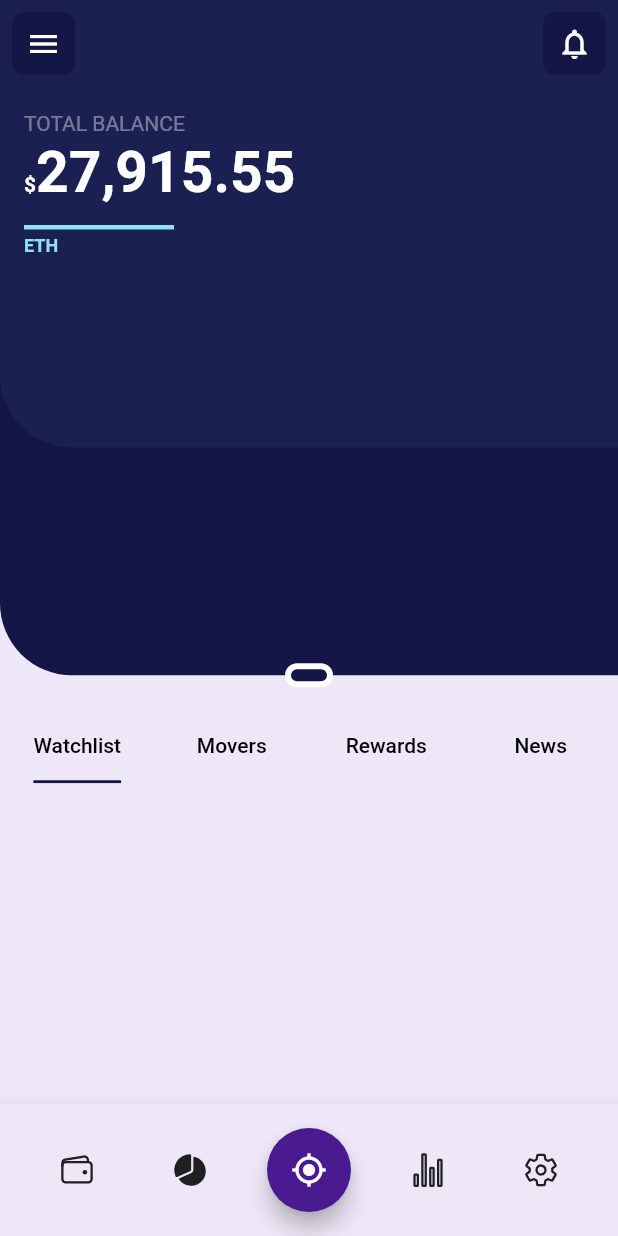
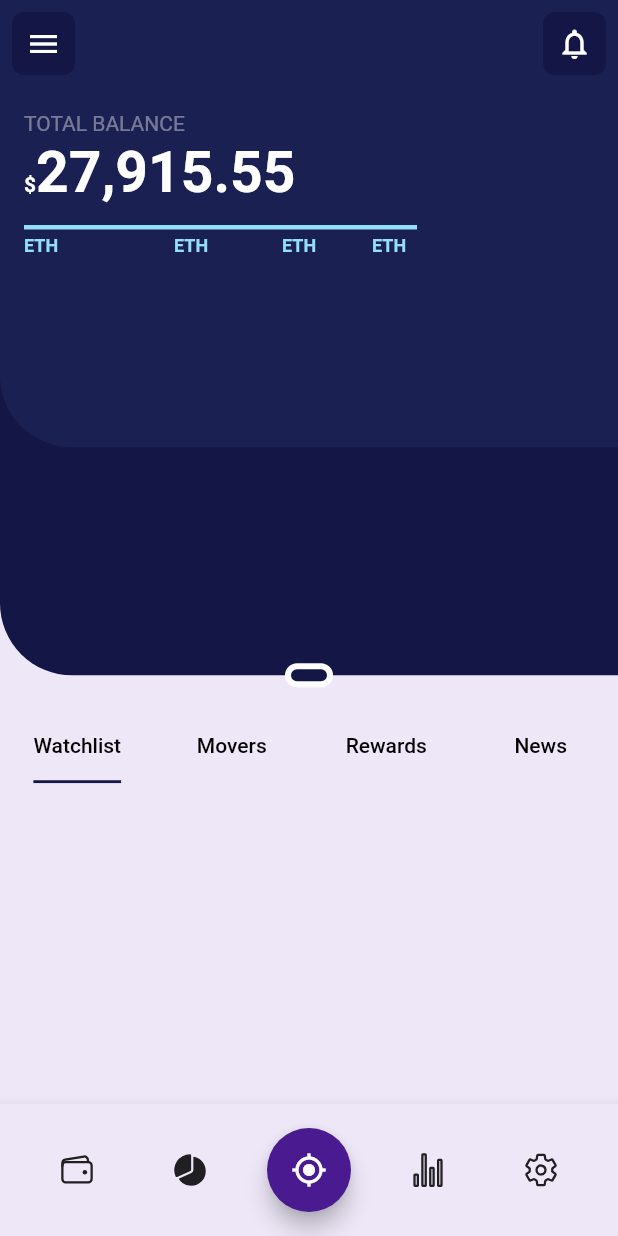
Before and after one commit to JAICHANGPARK/flutter_notebook_13th_story, a Flutter app: the screen it shows after launch, on a phone screen of 412 x 824 dp. Run offline on Flutter 3.47's test engine with Material 2 defaults, Android fonts, the light colour scheme and no system bars; our stand-ins replace flutter_svg, get, google_fonts, hooks_riverpod, ionicons, md2_tab_indicator and 2 more; missing offline and left inert: barcode.

Commit message:
Update crypto_wallet_home_page.dart

```diff
--- a/lib/ep849_crypto_wallet_app/ui/crypto_wallet_home_page.dart
+++ b/lib/ep849_crypto_wallet_app/ui/crypto_wallet_home_page.dart
@@ -125,6 +125,48 @@ class _CryptoWalletHomePageState extends State<CryptoWalletHomePage> with Single
                                         style: TextStyle(color: _blueColor, fontWeight:
                                         FontWeight.bold, fontSize: 12))
                                   ],
+                                ),
+                                Column(
+                                  crossAxisAlignment: CrossAxisAlignment.start,
+                                  children: [
+                                    Container(
+                                      height: 3,
+                                      width: 72,
+                                      decoration: BoxDecoration(color: _blueColor),
+                                    ),
+                                    SizedBox(height: 4,),
+                                    Text("ETH",
+                                        style: TextStyle(color: _blueColor, fontWeight:
+                                        FontWeight.bold, fontSize: 12))
+                                  ],
+                                ),
+                                Column(
+                                  crossAxisAlignment: CrossAxisAlignment.start,
+                                  children: [
+                                    Container(
+                                      height: 3,
+                                      width: 60,
+                                      decoration: BoxDecoration(color: _blueColor),
+                                    ),
+                                    SizedBox(height: 4,),
+                                    Text("ETH",
+                                        style: TextStyle(color: _blueColor, fontWeight:
+                                        FontWeight.bold, fontSize: 12))
+                                  ],
+                                ),
+                                Column(
+                                  crossAxisAlignment: CrossAxisAlignment.start,
+                                  children: [
+                                    Container(
+                                      height: 3,
+                                      width: 30,
+                                      decoration: BoxDecoration(color: _blueColor),
+                                    ),
+                                    SizedBox(height: 4,),
+                                    Text("ETH",
+                                        style: TextStyle(color: _blueColor, fontWeight:
+                                        FontWeight.bold, fontSize: 12))
+                                  ],
                                 )
                               ],
                             ),
```
